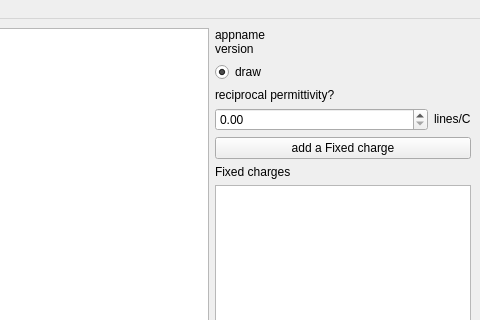
First picture: the form in mainwindow.ui, repository ark231/LOEF_drawer, before the edit; both pictures show x 320 to 800 and y 0 to 320 of the 800 by 600 pixel window.
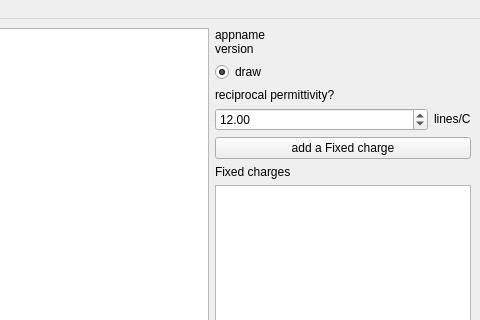
Second picture: the form after the edit. Custom widgets are drawn as their Qt base class.

The edit to the form file:
```diff
--- a/mainwindow.ui
+++ b/mainwindow.ui
@@ -102,7 +102,11 @@
            <enum>QLayout::SetDefaultConstraint</enum>
           </property>
           <item>
-           <widget class="QDoubleSpinBox" name="doubleSpinBox"/>
+           <widget class="QDoubleSpinBox" name="doubleSpinBox_inverse_permittivity">
+            <property name="value">
+             <double>12.000000000000000</double>
+            </property>
+           </widget>
           </item>
           <item>
            <widget class="QLabel" name="label">
```
